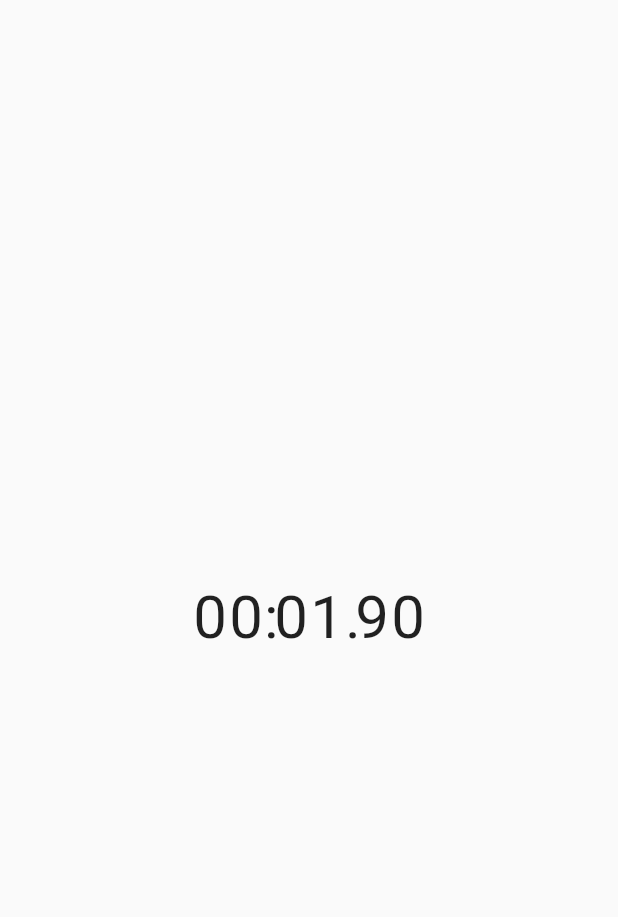
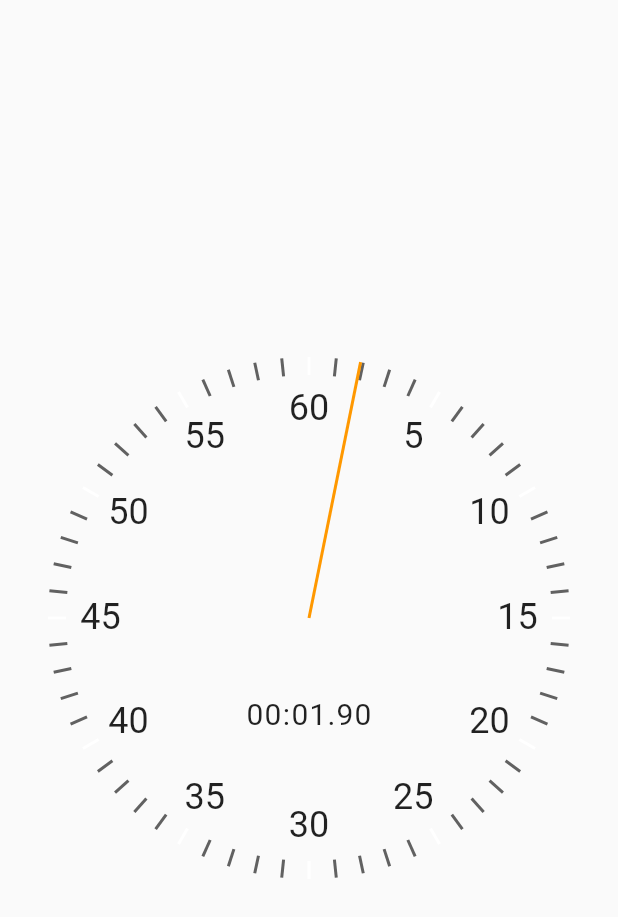
Before and after one commit to adicomdotir/widget_test_prctice, a Flutter app: the MyHomePage screen opened directly, on a phone screen of 412 x 824 dp. Shown: the top 917 px of the screen. Run offline on Flutter 3.47's test engine with Material 2 defaults, Android fonts, the phone set to English and light mode, and no system bars; our stand-ins replace bloc, card_swiper, equatable, flutter_bloc, flutter_svg, get_it and 4 more; accounts and stored records are empty.

Commit message:
stop_watch step-4 final

```diff
--- a/lib/stopwatch_flutter/ui/elapsed_time_text.dart
+++ b/lib/stopwatch_flutter/ui/elapsed_time_text.dart
@@ -12,7 +12,7 @@ class ElapsedTimeText extends StatelessWidget {
     final hundredsStr = hundreds.toStringAsFixed(0).padLeft(2, '0');
     final secondsStr = seconds.toString().padLeft(2, '0');
     final minutesStr = minutes.toString().padLeft(2, '0');
-    const digitWidth = 24.0;
+    const digitWidth = 12.0;
     return Row(
       mainAxisAlignment: MainAxisAlignment.center,
       children: [
@@ -40,7 +40,7 @@ class TimeDigit extends StatelessWidget {
       width: width,
       child: Text(
         text,
-        style: const TextStyle(fontSize: 40),
+        style: const TextStyle(fontSize: 20),
         textAlign: TextAlign.center,
       ),
     );
--- a/lib/stopwatch_flutter/ui/stopwatch.dart
+++ b/lib/stopwatch_flutter/ui/stopwatch.dart
@@ -2,6 +2,7 @@ import 'dart:async';
 
 import 'package:flutter/material.dart';
 import 'package:flutter/scheduler.dart';
+import 'package:widget_test_practice/stopwatch_flutter/ui/stopwatch_renderer.dart';
 
 import 'elapsed_time_text.dart';
 
@@ -20,7 +21,7 @@ class _StopwatchState extends State<Stopwatch>
   @override
   void initState() {
     super.initState();
-    _ticker = this.createTicker((elapsed) {
+    _ticker = createTicker((elapsed) {
       setState(() {
         _elapsed = elapsed;
       });
@@ -36,8 +37,14 @@ class _StopwatchState extends State<Stopwatch>
 
   @override
   Widget build(BuildContext context) {
-    return ElapsedTimeText(
-      elapsed: _elapsed,
+    return LayoutBuilder(
+      builder: (context, constraints) {
+        final radius = constraints.maxWidth / 2;
+        return StopwatchRenderer(
+          elapsed: _elapsed,
+          radius: radius,
+        );
+      }
     );
   }
 }
--- a/lib/stopwatch_flutter/ui/stopwatch_renderer.dart
+++ b/lib/stopwatch_flutter/ui/stopwatch_renderer.dart
@@ -1,4 +1,7 @@
+import 'dart:math';
+
 import 'package:flutter/material.dart';
+import 'package:widget_test_practice/stopwatch_flutter/ui/clock_hand.dart';
 import 'package:widget_test_practice/stopwatch_flutter/ui/clock_markers.dart';
 import 'package:widget_test_practice/stopwatch_flutter/ui/elapsed_time_text.dart';
 
@@ -6,18 +9,49 @@ class StopwatchRenderer extends StatelessWidget {
   const StopwatchRenderer({
     Key? key,
     required this.elapsed,
+    required this.radius,
   }) : super(key: key);
   final Duration elapsed;
+  final double radius;
 
   @override
   Widget build(BuildContext context) {
     return Stack(
       children: [
-        Container(
-          color: Colors.indigo,
+        for (var i = 0; i < 60; i++)
+          Positioned(
+            left: radius,
+            top: radius,
+            child: ClockSecondsTickMarker(
+              seconds: i,
+              radius: radius,
+            ),
+          ),
+        for (var i = 5; i <= 60; i+=5)
+          Positioned(
+            left: radius,
+            top: radius,
+            child: ClockTextMarker(
+              radius: radius,
+              value: i,
+              maxValue: 60,
+            ),
+          ),
+        Positioned(
+          left: radius,
+          top: radius,
+          child: ClockHand(
+            rotationZAngle: pi + (2 * pi / 60000) * elapsed.inMilliseconds,
+            handThickness: 2,
+            handLength: radius,
+            color: Colors.orange,
+          ),
         ),
-        ElapsedTimeText(
-          elapsed: elapsed,
+        Positioned(
+          left: 0,
+          right: 0,
+          top: radius * 1.3,
+          child: ElapsedTimeText(elapsed: elapsed),
         ),
       ],
     );
```
